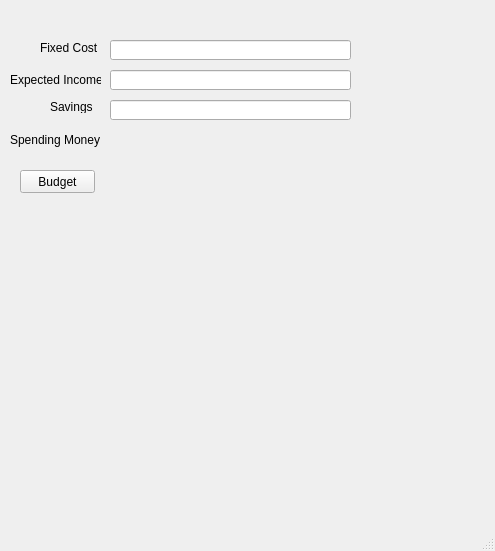
First picture: the form in widgets/Budgeter/budgeter.ui, repository miranda0129/Stick2It, before the edit.
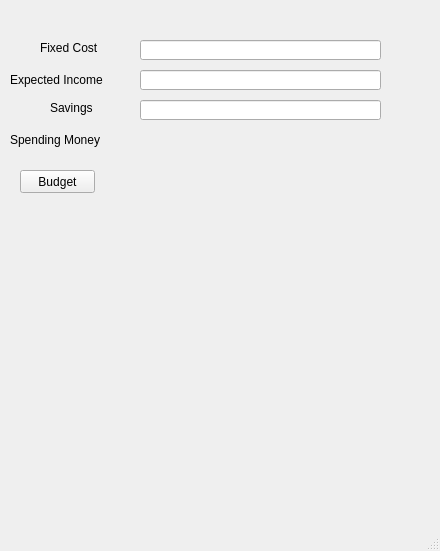
Second picture: the form after the edit.

Diff of the .ui file:
```diff
--- a/widgets/Budgeter/budgeter.ui
+++ b/widgets/Budgeter/budgeter.ui
@@ -6,7 +6,7 @@
    <rect>
     <x>0</x>
     <y>0</y>
-    <width>495</width>
+    <width>440</width>
     <height>551</height>
    </rect>
   </property>
@@ -17,7 +17,7 @@
    <widget class="QLineEdit" name="fixedCost">
     <property name="geometry">
      <rect>
-      <x>110</x>
+      <x>140</x>
       <y>40</y>
       <width>241</width>
       <height>20</height>
@@ -29,7 +29,7 @@
      <rect>
       <x>40</x>
       <y>40</y>
-      <width>71</width>
+      <width>81</width>
       <height>16</height>
      </rect>
     </property>
@@ -42,7 +42,7 @@
      <rect>
       <x>10</x>
       <y>130</y>
-      <width>91</width>
+      <width>111</width>
       <height>20</height>
      </rect>
     </property>
@@ -53,7 +53,7 @@
    <widget class="QLineEdit" name="expectedIncome">
     <property name="geometry">
      <rect>
-      <x>110</x>
+      <x>140</x>
       <y>70</y>
       <width>241</width>
       <height>20</height>
@@ -65,7 +65,7 @@
      <rect>
       <x>10</x>
       <y>70</y>
-      <width>91</width>
+      <width>111</width>
       <height>20</height>
      </rect>
     </property>
@@ -76,7 +76,7 @@
    <widget class="QLineEdit" name="savings">
     <property name="geometry">
      <rect>
-      <x>110</x>
+      <x>140</x>
       <y>100</y>
       <width>241</width>
       <height>20</height>
@@ -88,8 +88,8 @@
      <rect>
       <x>50</x>
       <y>100</y>
-      <width>47</width>
-      <height>13</height>
+      <width>61</width>
+      <height>16</height>
      </rect>
     </property>
     <property name="text">
@@ -112,9 +112,9 @@
    <widget class="QLabel" name="result">
     <property name="geometry">
      <rect>
-      <x>110</x>
+      <x>140</x>
       <y>130</y>
-      <width>151</width>
+      <width>241</width>
       <height>16</height>
      </rect>
     </property>
```
Left out of the diff: 2 changed lines with no effect on the pictures.
